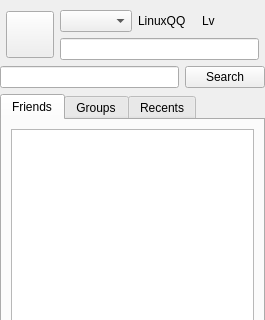
This is src/ui/mainwindow.ui in zhanlangsir/Qtqq as Qt 5 draws it before an edit; both pictures show x 0 to 265 and y 0 to 320 of the 265 by 528 pixel window. The edited form follows.
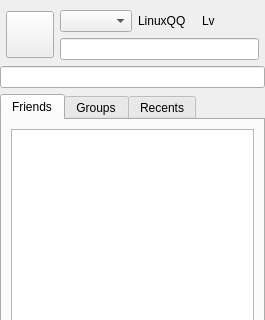
This is the edited form. Custom widgets are drawn as their Qt base class.

```diff
--- a/src/ui/mainwindow.ui
+++ b/src/ui/mainwindow.ui
@@ -140,16 +140,6 @@
            </property>
           </widget>
          </item>
-         <item>
-          <widget class="QPushButton" name="pb_search_">
-           <property name="styleSheet">
-            <string notr="true"/>
-           </property>
-           <property name="text">
-            <string>Search</string>
-           </property>
-          </widget>
-         </item>
         </layout>
        </item>
       </layout>
@@ -302,6 +292,13 @@
    </item>
   </layout>
  </widget>
+ <customwidgets>
+  <customwidget>
+   <class>FriendSearchLineEdit</class>
+   <extends>QLineEdit</extends>
+   <header>friendsearchlineedit.h</header>
+  </customwidget>
+ </customwidgets>
  <resources/>
  <connections/>
 </ui>
```
Left out of the diff: 2 changed lines with no effect on the pictures.
